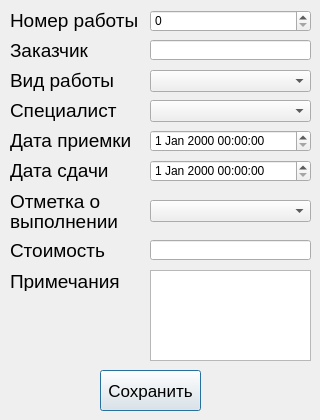
The window that forms/editForm.ui (MrKykypy3ka/SRM_IT) describes before a commit, drawn with Qt 5.
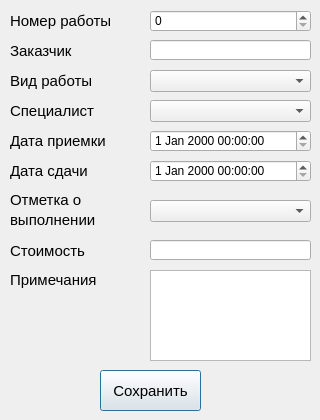
The same window after the commit. Icons and pictures are not drawn.

The edit to the form file:
```diff
--- a/forms/editForm.ui
+++ b/forms/editForm.ui
@@ -28,7 +28,7 @@
    </property>
    <property name="font">
     <font>
-     <pointsize>13</pointsize>
+     <pointsize>11</pointsize>
     </font>
    </property>
    <property name="text">
@@ -66,7 +66,7 @@
    </property>
    <property name="font">
     <font>
-     <pointsize>14</pointsize>
+     <pointsize>11</pointsize>
     </font>
    </property>
    <property name="text">
@@ -84,7 +84,7 @@
    </property>
    <property name="font">
     <font>
-     <pointsize>14</pointsize>
+     <pointsize>11</pointsize>
     </font>
    </property>
    <property name="text">
@@ -102,7 +102,7 @@
    </property>
    <property name="font">
     <font>
-     <pointsize>14</pointsize>
+     <pointsize>11</pointsize>
     </font>
    </property>
    <property name="text">
@@ -120,7 +120,7 @@
    </property>
    <property name="font">
     <font>
-     <pointsize>14</pointsize>
+     <pointsize>11</pointsize>
     </font>
    </property>
    <property name="text">
@@ -138,7 +138,7 @@
    </property>
    <property name="font">
     <font>
-     <pointsize>14</pointsize>
+     <pointsize>11</pointsize>
     </font>
    </property>
    <property name="text">
@@ -157,7 +157,7 @@
    <property name="font">
     <font>
      <family>MS Shell Dlg 2</family>
-     <pointsize>14</pointsize>
+     <pointsize>11</pointsize>
     </font>
    </property>
    <property name="lineWidth">
@@ -179,7 +179,7 @@
    <property name="font">
     <font>
      <family>MS Shell Dlg 2</family>
-     <pointsize>14</pointsize>
+     <pointsize>11</pointsize>
     </font>
    </property>
    <property name="lineWidth">
@@ -201,7 +201,7 @@
    <property name="font">
     <font>
      <family>MS Shell Dlg 2</family>
-     <pointsize>14</pointsize>
+     <pointsize>11</pointsize>
     </font>
    </property>
    <property name="lineWidth">
@@ -272,7 +272,7 @@
    </property>
    <property name="font">
     <font>
-     <pointsize>14</pointsize>
+     <pointsize>11</pointsize>
     </font>
    </property>
    <property name="text">
@@ -310,7 +310,7 @@
    </property>
    <property name="font">
     <font>
-     <pointsize>14</pointsize>
+     <pointsize>11</pointsize>
     </font>
    </property>
    <property name="text">
```
